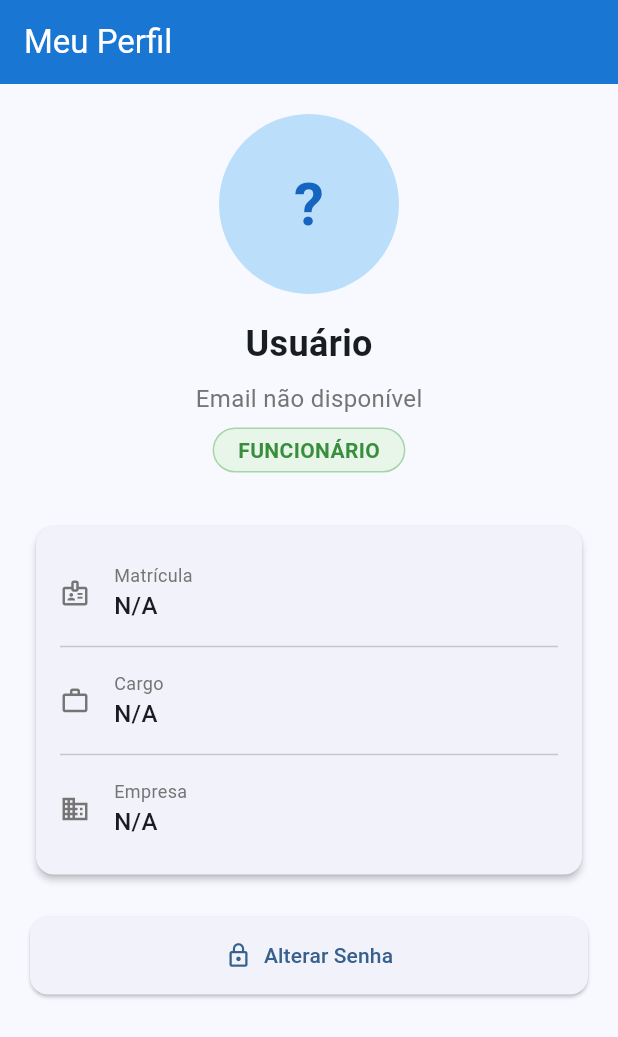
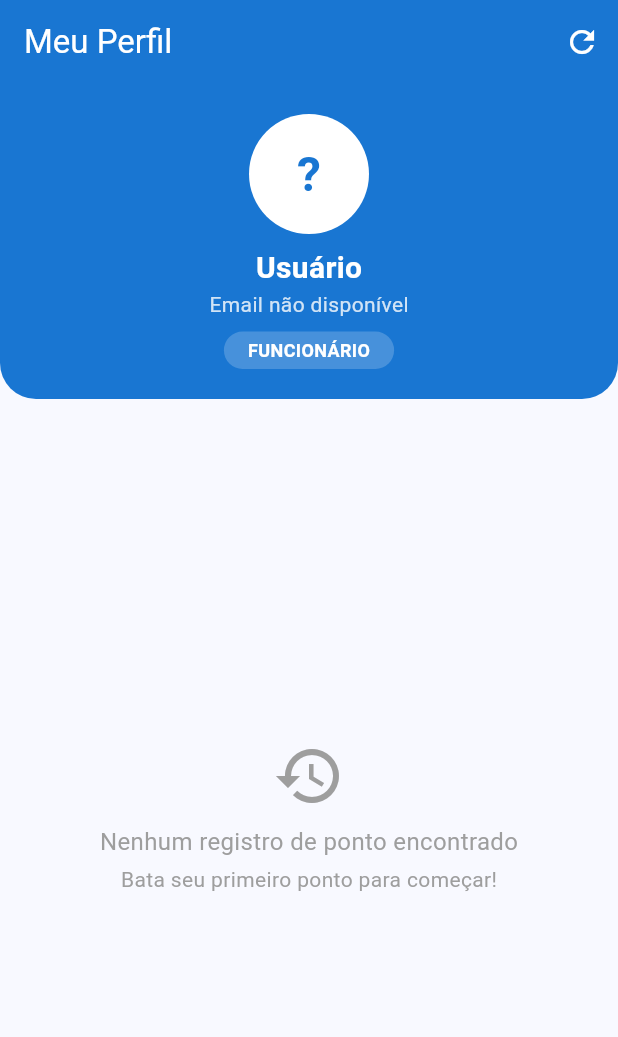
Before and after one commit to GabrielGCSilva/app_ponto, a Flutter app: the PerfilPage screen opened by its route, on a phone screen of 412 x 824 dp. Shown: the top 1037 px of the screen. Run offline on Flutter 3.47's test engine with Material 3 defaults, Android fonts, the phone set to English and light mode, and no system bars; our stand-ins replace cloud_firestore, firebase_auth, firebase_core, firebase_messaging, firebase_storage, flutter_local_notifications and 8 more; accounts and stored records are empty.

Commit message:
feat: implementa histórico de pontos estilo extrato bancário no Perfil

```diff
--- a/lib/core/services/auth_service.dart
+++ b/lib/core/services/auth_service.dart
@@ -2,6 +2,8 @@ import 'package:firebase_auth/firebase_auth.dart';
 import 'package:cloud_firestore/cloud_firestore.dart';
 import 'package:shared_preferences/shared_preferences.dart';
 import 'package:flutter/foundation.dart';
+import 'package:app_ponto/core/services/notification_service.dart';
+
 
 class AuthService {
   final FirebaseAuth _auth = FirebaseAuth.instance;
@@ -175,6 +177,7 @@ class AuthService {
 
   Future<void> logout() async {
     debugPrint('🔍 [AUTH] ===== INICIANDO LOGOUT =====');
+    await NotificationService().removerToken();
     await _auth.signOut();
     await _limparDadosLocais();
     debugPrint('✅ [AUTH] Logout concluído!');
--- a/lib/core/services/notification_service.dart
+++ b/lib/core/services/notification_service.dart
@@ -25,7 +25,7 @@ class NotificationService {
 
     if (settings.authorizationStatus == AuthorizationStatus.authorized) {
       // 🔥 Registrar token
-      await _registrarToken();
+      await registrarToken();
 
       // 🔥 Escutar mensagens em primeiro plano
       FirebaseMessaging.onMessage.listen((RemoteMessage message) {
@@ -57,7 +57,7 @@ class NotificationService {
   }
 
   // 🔥 Registrar token no Firestore
-  Future<void> _registrarToken() async {
+  Future<void> registrarToken() async {
     try {
       final token = await _fcm.getToken();
       if (token != null) {
--- a/lib/features/auth/pages/login_page.dart
+++ b/lib/features/auth/pages/login_page.dart
@@ -5,6 +5,8 @@ import 'package:cloud_firestore/cloud_firestore.dart';
 import 'package:go_router/go_router.dart';
 import 'package:provider/provider.dart';
 import '../../funcionario/providers/funcionario_provider.dart';
+import 'package:app_ponto/core/services/notification_service.dart';
+
 
 
 class LoginPage extends StatefulWidget {
@@ -365,6 +367,8 @@ class _LoginPageState extends State<LoginPage> {
     if (user == null) {
       throw Exception('Falha ao fazer login');
     }
+    // Vincular token ao usuário
+    await NotificationService().registrarToken();
 
     final userId = user.uid;
     debugPrint('🔍 UID do usuário: $userId');
--- /dev/null
+++ b/lib/features/perfil/models/historico_model.dart
@@ -0,0 +1,71 @@
+import '../../ponto/models/registro_ponto_model.dart';
+
+class HistoricoMes {
+  final int ano;
+  final int mes;
+  final List<HistoricoDia> dias;
+  final Duration totalHoras;
+
+  HistoricoMes({
+    required this.ano,
+    required this.mes,
+    required this.dias,
+  }) : totalHoras = dias.fold(
+          Duration.zero,
+          (sum, dia) => sum + dia.totalHoras,
+        );
+
+  String get label => _nomeMes(mes);
+
+  String _nomeMes(int mes) {
+    const meses = [
+      'Janeiro', 'Fevereiro', 'Março', 'Abril',
+      'Maio', 'Junho', 'Julho', 'Agosto',
+      'Setembro', 'Outubro', 'Novembro', 'Dezembro'
+    ];
+    return meses[mes - 1];
+  }
+
+  String get totalHorasFormatado {
+    final horas = totalHoras.inHours;
+    final minutos = totalHoras.inMinutes.remainder(60);
+    return '${horas.toString().padLeft(2, '0')}:${minutos.toString().padLeft(2, '0')}';
+  }
+}
+
+class HistoricoDia {
+  final DateTime data;
+  final List<RegistroPonto> registros;
+  final Duration totalHoras;
+
+  HistoricoDia({
+    required this.data,
+    required this.registros,
+  }) : totalHoras = registros.fold(
+          Duration.zero,
+          (sum, r) => sum + _calcularDuracao(r),
+        );
+
+  static Duration _calcularDuracao(RegistroPonto r) {
+    // Calcula a duração baseada no tipo (entrada/saída)
+    // Simplificado: só mostra o registro, não a duração
+    return Duration.zero;
+  }
+
+  String get label {
+    final diasSemana = [
+      'Domingo', 'Segunda', 'Terça', 'Quarta',
+      'Quinta', 'Sexta', 'Sábado'
+    ];
+    return '${diasSemana[data.weekday]}, ${data.day} de ${_nomeMes(data.month)}';
+  }
+
+  String _nomeMes(int mes) {
+    const meses = [
+      'Janeiro', 'Fevereiro', 'Março', 'Abril',
+      'Maio', 'Junho', 'Julho', 'Agosto',
+      'Setembro', 'Outubro', 'Novembro', 'Dezembro'
+    ];
+    return meses[mes - 1];
+  }
+}
--- a/lib/features/perfil/pages/perfil_page.dart
+++ b/lib/features/perfil/pages/perfil_page.dart
@@ -1,7 +1,10 @@
 import 'package:flutter/material.dart';
 import 'package:firebase_auth/firebase_auth.dart';
 import 'package:provider/provider.dart';
+import 'package:intl/intl.dart';
 import '../../funcionario/providers/funcionario_provider.dart';
+import '../providers/historico_provider.dart';
+import '../widgets/historico_mensal_widget.dart';
 
 class PerfilPage extends StatefulWidget {
   const PerfilPage({super.key});
@@ -12,9 +15,23 @@ class PerfilPage extends StatefulWidget {
 
 class _PerfilPageState extends State<PerfilPage> {
   @override
+  void initState() {
+    super.initState();
+    _carregarHistorico();
+  }
+
+  Future<void> _carregarHistorico() async {
+    final currentUser = FirebaseAuth.instance.currentUser;
+    if (currentUser != null) {
+      await context.read<HistoricoProvider>().carregarHistorico(currentUser.uid);
+    }
+  }
+
+  @override
   Widget build(BuildContext context) {
     final currentUser = FirebaseAuth.instance.currentUser;
     final funcionarioProvider = context.watch<FuncionarioProvider>();
+    final historicoProvider = context.watch<HistoricoProvider>();
     final funcionario = funcionarioProvider.buscarPorId(currentUser?.uid ?? '');
 
     return Scaffold(
@@ -23,136 +40,146 @@ class _PerfilPageState extends State<PerfilPage> {
         backgroundColor: Colors.blue.shade700,
         foregroundColor: Colors.white,
         elevation: 0,
+        actions: [
+          IconButton(
+            icon: const Icon(Icons.refresh),
+            onPressed: _carregarHistorico,
+            tooltip: 'Atualizar histórico',
           ),
-      body: Padding(
+        ],
+      ),
+      body: Column(
+        children: [
+          // 🔥 CABEÇALHO DO PERFIL
+          Container(
+            width: double.infinity,
             padding: const EdgeInsets.all(20),
+            decoration: BoxDecoration(
+              color: Colors.blue.shade700,
+              borderRadius: const BorderRadius.only(
+                bottomLeft: Radius.circular(24),
+                bottomRight: Radius.circular(24),
+              ),
+            ),
             child: Column(
               children: [
-            // Avatar
                 CircleAvatar(
-              radius: 60,
-              backgroundColor: Colors.blue.shade100,
+                  radius: 40,
+                  backgroundColor: Colors.white,
                   child: Text(
                     funcionario?.nome.isNotEmpty == true
                         ? funcionario!.nome[0].toUpperCase()
                         : '?',
                     style: TextStyle(
-                  fontSize: 40,
+                      fontSize: 32,
                       fontWeight: FontWeight.bold,
-                  color: Colors.blue.shade800,
+                      color: Colors.blue.shade700,
                     ),
                   ),
                 ),
-            const SizedBox(height: 16),
+                const SizedBox(height: 8),
                 Text(
                   funcionario?.nome ?? 'Usuário',
-              style: const TextStyle(fontSize: 24, fontWeight: FontWeight.bold),
+                  style: const TextStyle(
+                    fontSize: 20,
+                    fontWeight: FontWeight.bold,
+                    color: Colors.white,
                   ),
-            const SizedBox(height: 8),
+                ),
                 Text(
                   funcionario?.email ?? 'Email não disponível',
-              style: TextStyle(fontSize: 16, color: Colors.grey.shade600),
+                  style: TextStyle(
+                    fontSize: 14,
+                    color: Colors.white.withValues(alpha: 0.8),
+                  ),
                 ),
                 const SizedBox(height: 8),
                 Container(
-              padding: const EdgeInsets.symmetric(horizontal: 16, vertical: 4),
+                  padding: const EdgeInsets.symmetric(
+                    horizontal: 16,
+                    vertical: 4,
+                  ),
                   decoration: BoxDecoration(
-                color: (funcionario?.isAdmin ?? false)
-                    ? Colors.blue.shade50
-                    : Colors.green.shade50,
+                    color: Colors.white.withValues(alpha: 0.2),
                     borderRadius: BorderRadius.circular(20),
-                border: Border.all(
-                  color: (funcionario?.isAdmin ?? false)
-                      ? Colors.blue.shade200
-                      : Colors.green.shade200,
-                ),
                   ),
                   child: Text(
                     (funcionario?.isAdmin ?? false) ? 'ADMIN' : 'FUNCIONÁRIO',
-                style: TextStyle(
-                  fontSize: 14,
+                    style: const TextStyle(
+                      fontSize: 12,
                       fontWeight: FontWeight.bold,
-                  color: (funcionario?.isAdmin ?? false)
-                      ? Colors.blue.shade700
-                      : Colors.green.shade700,
-                ),
-              ),
-            ),
-            const SizedBox(height: 32),
-            // Informações adicionais
-            Card(
-              elevation: 2,
-              shape: RoundedRectangleBorder(
-                borderRadius: BorderRadius.circular(12),
-              ),
-              child: Padding(
-                padding: const EdgeInsets.all(16),
-                child: Column(
-                  children: [
-                    _buildInfoRow(
-                      Icons.badge_outlined,
-                      'Matrícula',
-                      funcionario?.matricula ?? 'N/A',
-                    ),
-                    const Divider(),
-                    _buildInfoRow(
-                      Icons.work_outline,
-                      'Cargo',
-                      funcionario?.cargo ?? 'N/A',
-                    ),
-                    const Divider(),
-                    _buildInfoRow(
-                      Icons.business_outlined,
-                      'Empresa',
-                      funcionario?.empresaId ?? 'N/A',
-                    ),
-                  ],
-                ),
-              ),
-            ),
-            const SizedBox(height: 24),
-            SizedBox(
-              width: double.infinity,
-              child: ElevatedButton.icon(
-                onPressed: () {
-                  // TODO: Alterar senha
-                },
-                icon: const Icon(Icons.lock_outline),
-                label: const Text('Alterar Senha'),
-                style: ElevatedButton.styleFrom(
-                  padding: const EdgeInsets.symmetric(vertical: 16),
+                      color: Colors.white,
                     ),
                   ),
                 ),
               ],
             ),
           ),
-    );
-  }
 
-  Widget _buildInfoRow(IconData icon, String label, String value) {
-    return Padding(
-      padding: const EdgeInsets.symmetric(vertical: 8),
-      child: Row(
+          // 🔥 HISTÓRICO DE PONTOS
+          Expanded(
+            child: historicoProvider.carregando
+                ? const Center(child: CircularProgressIndicator())
+                : historicoProvider.erro != null
+                    ? Center(
+                        child: Column(
+                          mainAxisAlignment: MainAxisAlignment.center,
                           children: [
-          Icon(icon, size: 20, color: Colors.grey.shade600),
-          const SizedBox(width: 16),
-          Expanded(
+                            Icon(
+                              Icons.error_outline,
+                              size: 48,
+                              color: Colors.red.shade300,
+                            ),
+                            const SizedBox(height: 8),
+                            Text(
+                              historicoProvider.erro!,
+                              style: TextStyle(color: Colors.red.shade700),
+                              textAlign: TextAlign.center,
+                            ),
+                            const SizedBox(height: 16),
+                            ElevatedButton(
+                              onPressed: _carregarHistorico,
+                              child: const Text('Tentar novamente'),
+                            ),
+                          ],
+                        ),
+                      )
+                    : historicoProvider.historico.isEmpty
+                        ? const Center(
                             child: Column(
-              crossAxisAlignment: CrossAxisAlignment.start,
+                              mainAxisAlignment: MainAxisAlignment.center,
                               children: [
+                                Icon(
+                                  Icons.history,
+                                  size: 48,
+                                  color: Colors.grey,
+                                ),
+                                SizedBox(height: 8),
                                 Text(
-                  label,
-                  style: TextStyle(fontSize: 12, color: Colors.grey.shade600),
+                                  'Nenhum registro de ponto encontrado',
+                                  style: TextStyle(
+                                    fontSize: 16,
+                                    color: Colors.grey,
                                   ),
+                                ),
+                                SizedBox(height: 4),
                                 Text(
-                  value,
-                  style: const TextStyle(
-                    fontSize: 16,
-                    fontWeight: FontWeight.w500,
+                                  'Bata seu primeiro ponto para começar!',
+                                  style: TextStyle(
+                                    fontSize: 14,
+                                    color: Colors.grey,
                                   ),
                                 ),
                               ],
+                            ),
+                          )
+                        : ListView.builder(
+                            padding: const EdgeInsets.all(16),
+                            itemCount: historicoProvider.historico.length,
+                            itemBuilder: (context, index) {
+                              final mes = historicoProvider.historico[index];
+                              return HistoricoMensalWidget(mes: mes);
+                            },
                           ),
           ),
         ],
--- a/lib/main.dart
+++ b/lib/main.dart
@@ -11,6 +11,7 @@ import 'core/services/notification_service.dart';
 import 'features/funcionario/providers/funcionario_provider.dart';
 import 'features/ponto/providers/ponto_provider.dart';
 import 'features/ponto/providers/alerta_provider.dart';
+import 'features/perfil/providers/historico_provider.dart';
 
 void main() async {
   WidgetsFlutterBinding.ensureInitialized();
@@ -35,6 +36,9 @@ void main() async {
         ),
         ChangeNotifierProvider(
           create: (_) => AlertaProvider()..carregarAlertas(),
+        ),
+        ChangeNotifierProvider(
+          create: (_) => HistoricoProvider(),
         ),
       ],
       child: const AppPonto(),
```
Also changed, not shown: lib/features/perfil/providers/historico_provider.dart (added, +99 -0 lines), lib/features/perfil/widgets/historico_dia_widget.dart (added, +47 -0 lines), lib/features/perfil/widgets/historico_mensal_widget.dart (added, +63 -0 lines), lib/features/perfil/widgets/historico_registro_widget.dart (added, +68 -0 lines). Lines whose indentation alone changed are shown as unchanged.
